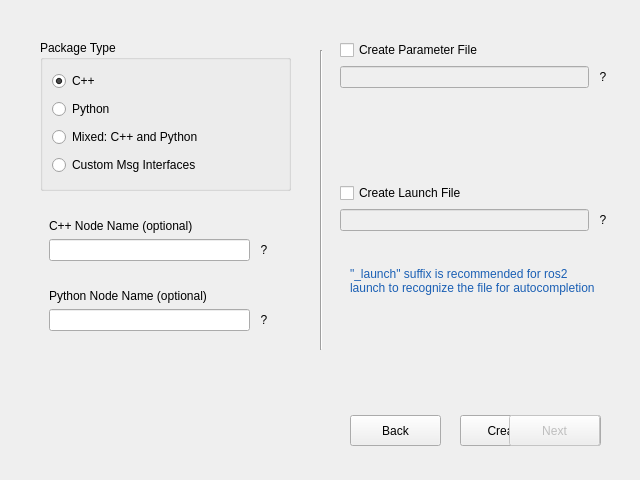
Old version of the form turtle_nest/src/mainwindow.ui in the repository Jannkar/turtle_nest.
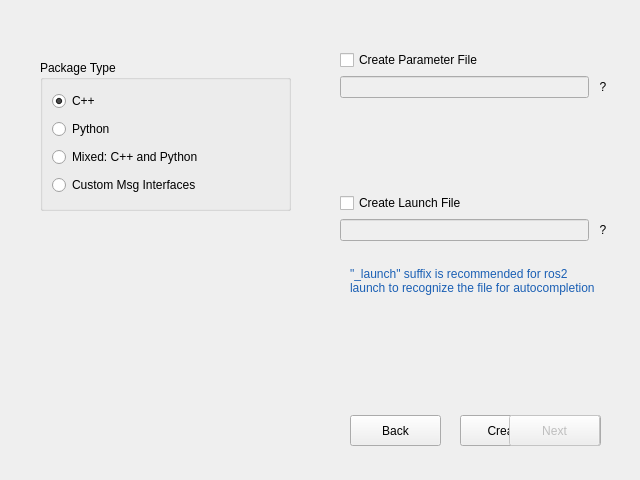
New version of the form. The open tabs and pages were chosen to show the change. Icons and pictures are not drawn.

Commit message: Support for adding C++ lifecycle nodes (#24)

What changed in the file:
```diff
--- a/turtle_nest/src/mainwindow.ui
+++ b/turtle_nest/src/mainwindow.ui
@@ -327,207 +327,11 @@
        <bool>true</bool>
       </property>
      </widget>
-     <widget class="QWidget" name="verticalLayoutWidget_2">
-      <property name="geometry">
-       <rect>
-        <x>40</x>
-        <y>210</y>
-        <width>261</width>
-        <height>166</height>
-       </rect>
-      </property>
-      <layout class="QVBoxLayout" name="nodeOptionsLayout">
-       <property name="spacing">
-        <number>10</number>
-       </property>
-       <property name="sizeConstraint">
-        <enum>QLayout::SetFixedSize</enum>
-       </property>
-       <item>
-        <widget class="QWidget" name="cppNodewidget" native="true">
-         <layout class="QVBoxLayout" name="verticalLayout_3">
-          <item>
-           <widget class="QLabel" name="cppNodeNameLabel">
-            <property name="text">
-             <string>C++ Node Name (optional)</string>
-            </property>
-           </widget>
-          </item>
-          <item>
-           <layout class="QHBoxLayout" name="horizontalLayout_2">
-            <item>
-             <widget class="QLineEdit" name="lineEditNodeNameCpp">
-              <property name="enabled">
-               <bool>true</bool>
-              </property>
-              <property name="minimumSize">
-               <size>
-                <width>201</width>
-                <height>0</height>
-               </size>
-              </property>
-              <property name="maximumSize">
-               <size>
-                <width>201</width>
-                <height>16777215</height>
-               </size>
-              </property>
-              <property name="focusPolicy">
-               <enum>Qt::StrongFocus</enum>
-              </property>
-              <property name="text">
-               <string/>
-              </property>
-              <property name="alignment">
-               <set>Qt::AlignLeading|Qt::AlignLeft|Qt::AlignVCenter</set>
-              </property>
-              <property name="modernStyle" stdset="0">
-               <bool>true</bool>
-              </property>
-             </widget>
-            </item>
-            <item>
-             <widget class="QToolButton" name="cppNodeNameInfoButton">
-              <property name="toolTip">
-               <string>&lt;!DOCTYPE HTML PUBLIC &quot;-//W3C//DTD HTML 4.0//EN&quot; &quot;http://www.w3.org/TR/REC-html40/strict.dtd&quot;&gt;
-&lt;html&gt;&lt;head&gt;&lt;meta name=&quot;qrichtext&quot; content=&quot;1&quot; /&gt;&lt;meta charset=&quot;utf-8&quot; /&gt;&lt;style type=&quot;text/css&quot;&gt;
-p, li { white-space: pre-wrap; }
-hr { height: 1px; border-width: 0; }
-li.unchecked::marker { content: &quot;\2610&quot;; }
-li.checked::marker { content: &quot;\2612&quot;; }
-&lt;/style&gt;&lt;/head&gt;&lt;body style=&quot; font-family:'Ubuntu Sans'; font-size:11pt; font-weight:400; font-style:normal;&quot;&gt;
-&lt;p style=&quot; margin-top:12px; margin-bottom:12px; margin-left:0px; margin-right:0px; -qt-block-indent:0; text-indent:0px;&quot;&gt;Node name needs to:&lt;/p&gt;
-&lt;p style=&quot; margin-top:12px; margin-bottom:12px; margin-left:0px; margin-right:0px; -qt-block-indent:0; text-indent:0px;&quot;&gt;• have only lowercase letters (a-z), digits (0-9), and underscores (_)&lt;/p&gt;
-&lt;p style=&quot; margin-top:12px; margin-bottom:12px; margin-left:0px; margin-right:0px; -qt-block-indent:0; text-indent:0px;&quot;&gt;• start with a letter&lt;/p&gt;&lt;/body&gt;&lt;/html&gt;</string>
-              </property>
-              <property name="styleSheet">
-               <string notr="true">border: none;</string>
-              </property>
-              <property name="text">
-               <string>?</string>
-              </property>
-              <property name="icon">
-               <iconset resource="../resources.qrc">
-                <normaloff>:/images/img/more-info-icon.svg</normaloff>:/images/img/more-info-icon.svg</iconset>
-              </property>
-              <property name="iconSize">
-               <size>
-                <width>24</width>
-                <height>24</height>
-               </size>
-              </property>
-              <property name="popupMode">
-               <enum>QToolButton::DelayedPopup</enum>
-              </property>
-              <property name="toolButtonStyle">
-               <enum>Qt::ToolButtonIconOnly</enum>
-              </property>
-              <property name="autoRaise">
-               <bool>false</bool>
-              </property>
-             </widget>
-            </item>
-           </layout>
-          </item>
-         </layout>
-        </widget>
-       </item>
-       <item>
-        <widget class="QWidget" name="pythonNodeWidget" native="true">
-         <layout class="QVBoxLayout" name="verticalLayout_4">
-          <item>
-           <widget class="QLabel" name="pythonNodeNameLabel">
-            <property name="text">
-             <string>Python Node Name (optional)</string>
-            </property>
-           </widget>
-          </item>
-          <item>
-           <layout class="QHBoxLayout" name="horizontalLayout">
-            <item>
-             <widget class="QLineEdit" name="lineEditNodeNamePython">
-              <property name="enabled">
-               <bool>true</bool>
-              </property>
-              <property name="minimumSize">
-               <size>
-                <width>201</width>
-                <height>0</height>
-               </size>
-              </property>
-              <property name="maximumSize">
-               <size>
-                <width>201</width>
-                <height>16777215</height>
-               </size>
-              </property>
-              <property name="focusPolicy">
-               <enum>Qt::StrongFocus</enum>
-              </property>
-              <property name="text">
-               <string/>
-              </property>
-              <property name="alignment">
-               <set>Qt::AlignLeading|Qt::AlignLeft|Qt::AlignVCenter</set>
-              </property>
-              <property name="modernStyle" stdset="0">
-               <bool>true</bool>
-              </property>
-             </widget>
-            </item>
-            <item>
-             <widget class="QToolButton" name="pythonNodeNameInfoButton">
-              <property name="toolTip">
-               <string>&lt;!DOCTYPE HTML PUBLIC &quot;-//W3C//DTD HTML 4.0//EN&quot; &quot;http://www.w3.org/TR/REC-html40/strict.dtd&quot;&gt;
-&lt;html&gt;&lt;head&gt;&lt;meta name=&quot;qrichtext&quot; content=&quot;1&quot; /&gt;&lt;meta charset=&quot;utf-8&quot; /&gt;&lt;style type=&quot;text/css&quot;&gt;
-p, li { white-space: pre-wrap; }
-hr { height: 1px; border-width: 0; }
-li.unchecked::marker { content: &quot;\2610&quot;; }
-li.checked::marker { content: &quot;\2612&quot;; }
-&lt;/style&gt;&lt;/head&gt;&lt;body style=&quot; font-family:'Ubuntu Sans'; font-size:11pt; font-weight:400; font-style:normal;&quot;&gt;
-&lt;p style=&quot; margin-top:12px; margin-bottom:12px; margin-left:0px; margin-right:0px; -qt-block-indent:0; text-indent:0px;&quot;&gt;Node name needs to:&lt;/p&gt;
-&lt;p style=&quot; margin-top:12px; margin-bottom:12px; margin-left:0px; margin-right:0px; -qt-block-indent:0; text-indent:0px;&quot;&gt;• have only lowercase letters (a-z), digits (0-9), and underscores (_)&lt;/p&gt;
-&lt;p style=&quot; margin-top:12px; margin-bottom:12px; margin-left:0px; margin-right:0px; -qt-block-indent:0; text-indent:0px;&quot;&gt;• start with a letter&lt;/p&gt;&lt;/body&gt;&lt;/html&gt;</string>
-              </property>
-              <property name="styleSheet">
-               <string notr="true">border: none;</string>
-              </property>
-              <property name="text">
-               <string>?</string>
-              </property>
-              <property name="icon">
-               <iconset resource="../resources.qrc">
-                <normaloff>:/images/img/more-info-icon.svg</normaloff>:/images/img/more-info-icon.svg</iconset>
-              </property>
-              <property name="iconSize">
-               <size>
-                <width>24</width>
-                <height>24</height>
-               </size>
-              </property>
-              <property name="popupMode">
-               <enum>QToolButton::DelayedPopup</enum>
-              </property>
-              <property name="toolButtonStyle">
-               <enum>Qt::ToolButtonIconOnly</enum>
-              </property>
-              <property name="autoRaise">
-               <bool>false</bool>
-              </property>
-             </widget>
-            </item>
-           </layout>
-          </item>
-         </layout>
-        </widget>
-       </item>
-      </layout>
-     </widget>
      <widget class="QGroupBox" name="packageTypeBox">
       <property name="geometry">
        <rect>
         <x>40</x>
-        <y>40</y>
+        <y>60</y>
         <width>251</width>
         <height>151</height>
        </rect>
@@ -573,7 +377,7 @@
       <property name="geometry">
        <rect>
         <x>340</x>
-        <y>40</y>
+        <y>50</y>
         <width>271</width>
         <height>191</height>
        </rect>
@@ -740,21 +544,133 @@
        </item>
       </layout>
      </widget>
-     <widget class="Line" name="line">
-      <property name="geometry">
-       <rect>
-        <x>320</x>
-        <y>50</y>
-        <width>3</width>
-        <height>300</height>
-       </rect>
-      </property>
-      <property name="orientation">
-       <enum>Qt::Vertical</enum>
-      </property>
-     </widget>
     </widget>
     <widget class="QWidget" name="page_3">
+     <widget class="QLabel" name="label_5">
+      <property name="geometry">
+       <rect>
+        <x>40</x>
+        <y>60</y>
+        <width>275</width>
+        <height>18</height>
+       </rect>
+      </property>
+      <property name="text">
+       <string>Node Type</string>
+      </property>
+     </widget>
+     <widget class="QListWidget" name="nodeTypeListWidget">
+      <property name="geometry">
+       <rect>
+        <x>40</x>
+        <y>90</y>
+        <width>241</width>
+        <height>201</height>
+       </rect>
+      </property>
+      <property name="currentRow">
+       <number>-1</number>
+      </property>
+     </widget>
+     <widget class="QLabel" name="cppNodeNameLabel">
+      <property name="geometry">
+       <rect>
+        <x>350</x>
+        <y>60</y>
+        <width>161</width>
+        <height>20</height>
+       </rect>
+      </property>
+      <property name="text">
+       <string>Node Name</string>
+      </property>
+     </widget>
+     <widget class="QWidget" name="layoutWidget">
+      <property name="geometry">
+       <rect>
+        <x>350</x>
+        <y>90</y>
+        <width>241</width>
+        <height>51</height>
+       </rect>
+      </property>
+      <layout class="QHBoxLayout" name="horizontalLayout_2">
+       <item>
+        <widget class="QLineEdit" name="nodeNameLineEdit">
+         <property name="enabled">
+          <bool>true</bool>
+         </property>
+         <property name="minimumSize">
+          <size>
+           <width>201</width>
+           <height>0</height>
+          </size>
+         </property>
+         <property name="maximumSize">
+          <size>
+           <width>201</width>
+           <height>16777215</height>
+          </size>
+         </property>
+         <property name="focusPolicy">
+          <enum>Qt::StrongFocus</enum>
+         </property>
+         <property name="text">
+          <string/>
+         </property>
+         <property name="alignment">
+          <set>Qt::AlignLeading|Qt::AlignLeft|Qt::AlignVCenter</set>
+         </property>
+         <property name="modernStyle" stdset="0">
+          <bool>true</bool>
+         </property>
+        </widget>
+       </item>
+       <item>
+        <widget class="QToolButton" name="NodeNameInfoButton">
+         <property name="toolTip">
+          <string>&lt;!DOCTYPE HTML PUBLIC &quot;-//W3C//DTD HTML 4.0//EN&quot; &quot;http://www.w3.org/TR/REC-html40/strict.dtd&quot;&gt;
+&lt;html&gt;&lt;head&gt;&lt;meta name=&quot;qrichtext&quot; content=&quot;1&quot; /&gt;&lt;meta charset=&quot;utf-8&quot; /&gt;&lt;style type=&quot;text/css&quot;&gt;
+p, li { white-space: pre-wrap; }
+hr { height: 1px; border-width: 0; }
+li.unchecked::marker { content: &quot;\2610&quot;; }
+li.checked::marker { content: &quot;\2612&quot;; }
+&lt;/style&gt;&lt;/head&gt;&lt;body style=&quot; font-family:'Ubuntu Sans'; font-size:11pt; font-weight:400; font-style:normal;&quot;&gt;
+&lt;p style=&quot; margin-top:12px; margin-bottom:12px; margin-left:0px; margin-right:0px; -qt-block-indent:0; text-indent:0px;&quot;&gt;Node name needs to:&lt;/p&gt;
+&lt;p style=&quot; margin-top:12px; margin-bottom:12px; margin-left:0px; margin-right:0px; -qt-block-indent:0; text-indent:0px;&quot;&gt;• have only lowercase letters (a-z), digits (0-9), and underscores (_)&lt;/p&gt;
+&lt;p style=&quot; margin-top:12px; margin-bottom:12px; margin-left:0px; margin-right:0px; -qt-block-indent:0; text-indent:0px;&quot;&gt;• start with a letter&lt;/p&gt;&lt;/body&gt;&lt;/html&gt;</string>
+         </property>
+         <property name="styleSheet">
+          <string notr="true">border: none;</string>
+         </property>
+         <property name="text">
+          <string>?</string>
+         </property>
+         <property name="icon">
+          <iconset resource="../resources.qrc">
+           <normaloff>:/images/img/more-info-icon.svg</normaloff>:/images/img/more-info-icon.svg</iconset>
+         </property>
+         <property name="iconSize">
+          <size>
+           <width>24</width>
+           <height>24</height>
+          </size>
+         </property>
+         <property name="popupMode">
+          <enum>QToolButton::DelayedPopup</enum>
+         </property>
+         <property name="toolButtonStyle">
+          <enum>Qt::ToolButtonIconOnly</enum>
+         </property>
+         <property name="autoRaise">
+          <bool>false</bool>
+         </property>
+        </widget>
+       </item>
+      </layout>
+     </widget>
+    </widget>
+    <widget class="QWidget" name="page_4">
      <widget class="QLabel" name="label">
       <property name="geometry">
        <rect>
```
The commit also changes 25 other files.
